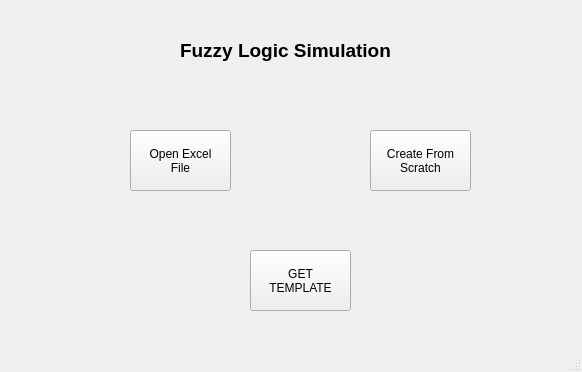
The window that FuzzySim/UI/index.ui (WaferFire24/Pemsim_Collection) describes before a commit, drawn with Qt 5.
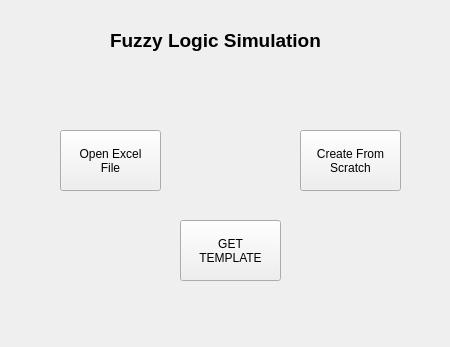
The same window after the commit.

The edit to the form file:
```diff
--- a/FuzzySim/UI/index.ui
+++ b/FuzzySim/UI/index.ui
@@ -6,10 +6,28 @@
    <rect>
     <x>0</x>
     <y>0</y>
-    <width>582</width>
-    <height>372</height>
+    <width>450</width>
+    <height>347</height>
    </rect>
   </property>
+  <property name="sizePolicy">
+   <sizepolicy hsizetype="Fixed" vsizetype="Fixed">
+    <horstretch>0</horstretch>
+    <verstretch>0</verstretch>
+   </sizepolicy>
+  </property>
+  <property name="minimumSize">
+   <size>
+    <width>450</width>
+    <height>347</height>
+   </size>
+  </property>
+  <property name="maximumSize">
+   <size>
+    <width>450</width>
+    <height>347</height>
+   </size>
+  </property>
   <property name="windowTitle">
    <string>MainWindow</string>
   </property>
@@ -17,7 +35,7 @@
    <widget class="QPushButton" name="btnOpen">
     <property name="geometry">
      <rect>
-      <x>130</x>
+      <x>60</x>
       <y>130</y>
       <width>101</width>
       <height>61</height>
@@ -31,7 +49,7 @@
    <widget class="QPushButton" name="btnNew">
     <property name="geometry">
      <rect>
-      <x>370</x>
+      <x>300</x>
       <y>130</y>
       <width>101</width>
       <height>61</height>
@@ -45,8 +63,8 @@
    <widget class="QLabel" name="label">
     <property name="geometry">
      <rect>
-      <x>180</x>
-      <y>20</y>
+      <x>110</x>
+      <y>10</y>
       <width>221</width>
       <height>61</height>
      </rect>
@@ -58,8 +76,8 @@
    <widget class="QPushButton" name="btnGetTemp">
     <property name="geometry">
      <rect>
-      <x>250</x>
-      <y>250</y>
+      <x>180</x>
+      <y>220</y>
       <width>101</width>
       <height>61</height>
      </rect>
@@ -80,7 +98,6 @@
     </rect>
    </property>
   </widget>
-  <widget class="QStatusBar" name="statusbar"/>
  </widget>
  <resources/>
  <connections/>
```
Left out of the diff: 2 changed lines with no effect on the pictures.
